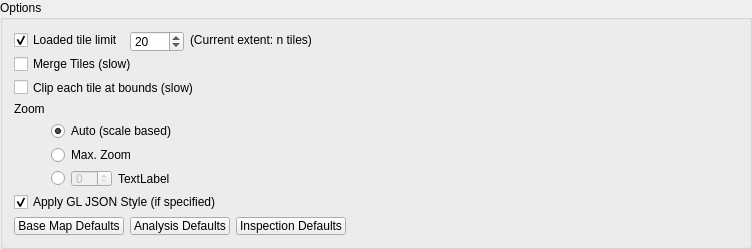
geometalab/Vector-Tiles-Reader-QGIS-Plugin, file ui/options.ui: the form before one commit.
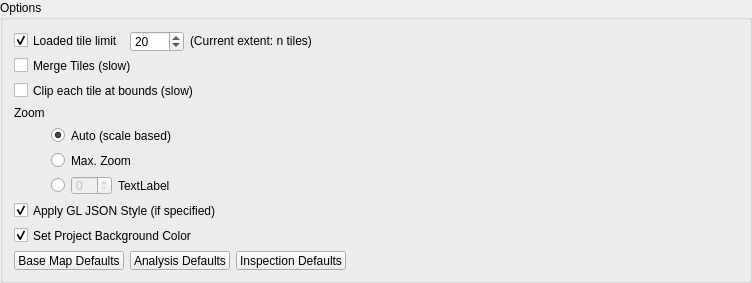
The form after the commit.

Commit message: setting bg color can be enabled/disabled

```diff
--- a/ui/options.ui
+++ b/ui/options.ui
@@ -7,7 +7,7 @@
     <x>0</x>
     <y>0</y>
     <width>752</width>
-    <height>249</height>
+    <height>283</height>
    </rect>
   </property>
   <property name="sizePolicy">
@@ -185,7 +185,7 @@
      </property>
     </widget>
    </item>
-   <item row="10" column="0" colspan="2">
+   <item row="11" column="0" colspan="2">
     <layout class="QHBoxLayout" name="horizontalLayout_2">
      <item>
       <widget class="QPushButton" name="btnResetToBasemapDefaults">
@@ -236,6 +236,16 @@
      </property>
     </widget>
    </item>
+   <item row="10" column="0" colspan="2">
+    <widget class="QCheckBox" name="chkSetBackgroundColor">
+     <property name="text">
+      <string>Set Project Background Color</string>
+     </property>
+     <property name="checked">
+      <bool>true</bool>
+     </property>
+    </widget>
+   </item>
   </layout>
  </widget>
  <tabstops>
```
The commit also changes 5 other files.
